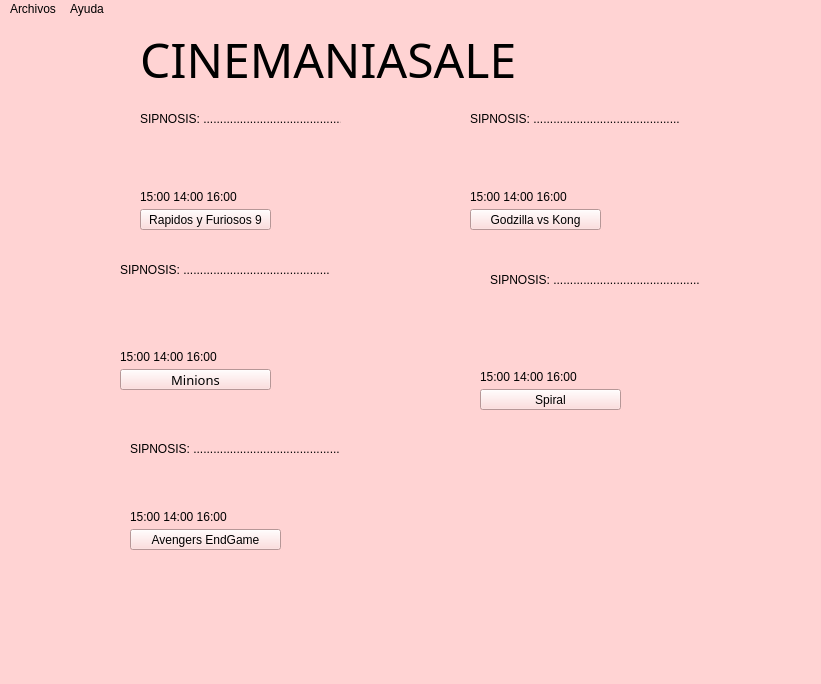
Above: ventanap.ui from Jtobar-Ec/Cine-Mejorado before the change. Below: the same form after it.
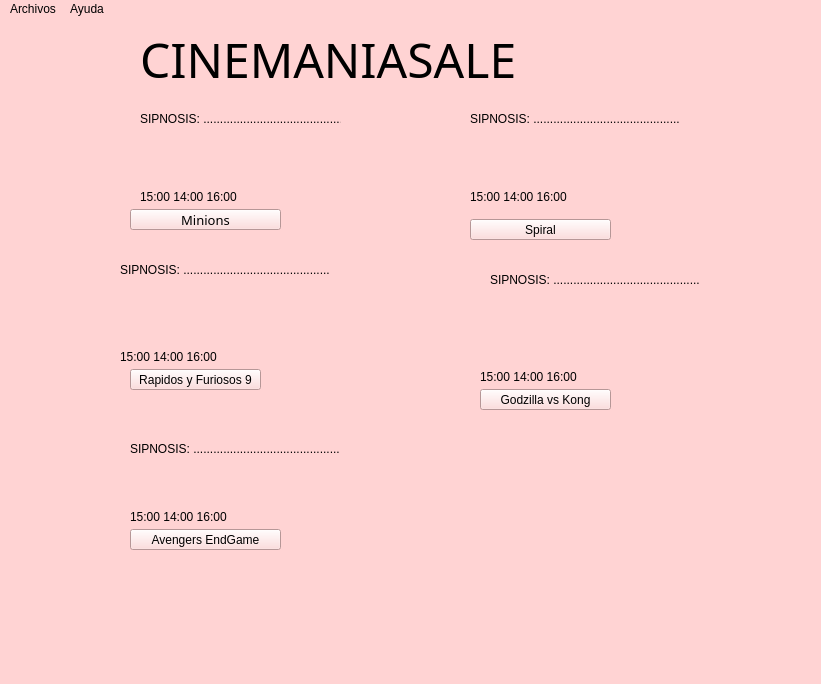
That is the form after the change. Icons and pictures are not drawn.

Commit message: Funcion de void para mandar de una sala a otra

The edit to the form file:
```diff
--- a/ventanap.ui
+++ b/ventanap.ui
@@ -133,8 +133,8 @@
    <widget class="QPushButton" name="pushButton_2">
     <property name="geometry">
      <rect>
-      <x>140</x>
-      <y>190</y>
+      <x>130</x>
+      <y>350</y>
       <width>131</width>
       <height>21</height>
      </rect>
@@ -156,24 +156,24 @@
      <string>Avengers EndGame</string>
     </property>
    </widget>
-   <widget class="QPushButton" name="pushButton_4">
-    <property name="geometry">
-     <rect>
-      <x>470</x>
-      <y>190</y>
-      <width>131</width>
-      <height>21</height>
-     </rect>
-    </property>
-    <property name="text">
-     <string>Godzilla vs Kong</string>
-    </property>
-   </widget>
-   <widget class="QPushButton" name="pushButton_5">
+   <widget class="QPushButton" name="pbComprar5">
     <property name="geometry">
      <rect>
       <x>480</x>
       <y>370</y>
+      <width>131</width>
+      <height>21</height>
+     </rect>
+    </property>
+    <property name="text">
+     <string>Godzilla vs Kong</string>
+    </property>
+   </widget>
+   <widget class="QPushButton" name="pbCompra4">
+    <property name="geometry">
+     <rect>
+      <x>470</x>
+      <y>200</y>
       <width>141</width>
       <height>21</height>
      </rect>
@@ -224,8 +224,8 @@
    <widget class="QPushButton" name="pushButton">
     <property name="geometry">
      <rect>
-      <x>120</x>
-      <y>350</y>
+      <x>130</x>
+      <y>190</y>
       <width>151</width>
       <height>21</height>
      </rect>
```
Left out of the diff: 8 changed lines with no effect on the pictures. The commit also changes 2 other files.
